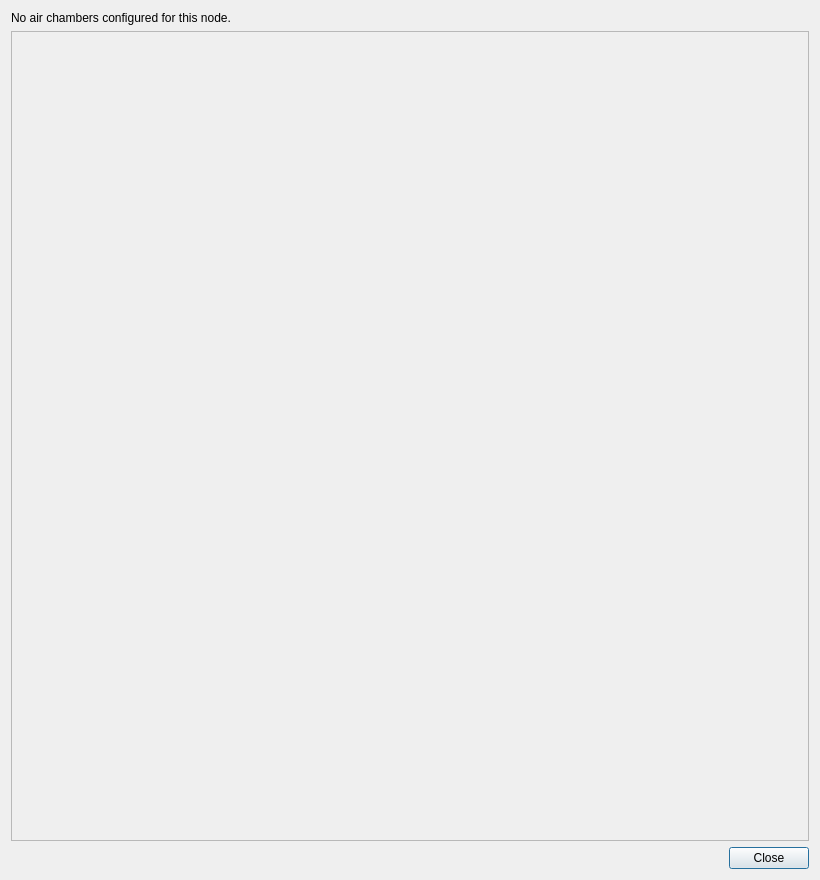
The window that src/gui/ui/test_actuators_dialog.ui (techandpeople/SoftEdIBO) describes before a commit, drawn with Qt 5.
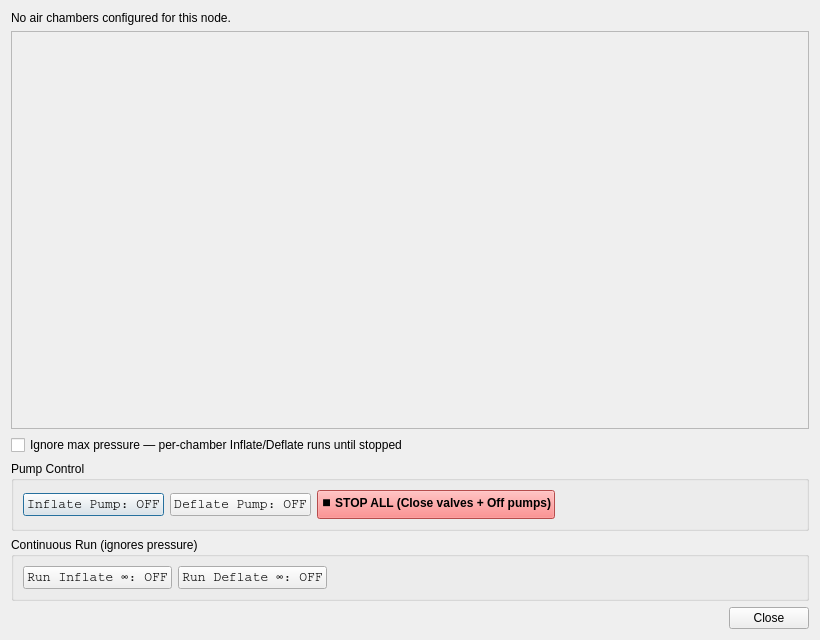
The same window after the commit.

```diff
--- a/src/gui/ui/test_actuators_dialog.ui
+++ b/src/gui/ui/test_actuators_dialog.ui
@@ -3,14 +3,22 @@
  <class>TestActuatorsDialog</class>
  <widget class="QDialog" name="TestActuatorsDialog">
   <property name="geometry">
-   <rect><x>0</x><y>0</y><width>820</width><height>880</height></rect>
+   <rect><x>0</x><y>0</y><width>820</width><height>640</height></rect>
   </property>
   <property name="windowTitle"><string>Test Actuators</string></property>
   <property name="minimumSize">
-   <size><width>600</width><height>620</height></size>
+   <size><width>600</width><height>560</height></size>
   </property>
   <layout class="QVBoxLayout" name="verticalLayout">
    <item>
+    <!-- The left column holds an Expanding scroll area, so the QHBoxLayout gives
+         it the extra horizontal space and the right (sensor) column keeps its
+         natural width — no explicit stretch factor needed. -->
+    <layout class="QHBoxLayout" name="content_row">
+     <item>
+      <!-- Left column: chambers + actuator controls (grows to fill width). -->
+      <layout class="QVBoxLayout" name="left_col">
+       <item>
     <widget class="QLabel" name="no_chambers_label">
      <property name="text"><string>No air chambers configured for this node.</string></property>
      <property name="visible"><bool>false</bool></property>
@@ -34,6 +42,96 @@
       <layout class="QVBoxLayout" name="chambers_vbox"/>
      </widget>
     </widget>
+       </item>
+       <item>
+        <widget class="QCheckBox" name="cont_cb">
+         <property name="text"><string>Ignore max pressure — per-chamber Inflate/Deflate runs until stopped</string></property>
+         <property name="visible"><bool>false</bool></property>
+         <property name="whatsThis"><string>While checked, a chamber's Inflate or Deflate button toggles a continuous run of that one chamber: it opens the matching valve and drives the pump, ignoring the configured max/min pressure, until you press the button (now ⏹ Stop) again. While unchecked, those buttons do a one-shot fill toward the configured max/min.</string></property>
+        </widget>
+       </item>
+       <!-- The LED ring tester(s) are inserted here at runtime (before pump_group)
+            because their count/size is only known from the node config. -->
+       <item>
+        <widget class="QGroupBox" name="pump_group">
+         <property name="title"><string>Pump Control</string></property>
+         <layout class="QHBoxLayout" name="pump_layout">
+          <item>
+           <widget class="QPushButton" name="pump_inf_btn">
+            <property name="maximumSize"><size><width>160</width><height>16777215</height></size></property>
+            <property name="styleSheet"><string notr="true">font-family: Courier; font-size: 10pt;</string></property>
+            <property name="text"><string>Inflate Pump: OFF</string></property>
+            <property name="whatsThis"><string>Toggle the inflate pump on/off directly (bench test). The firmware auto-closes a manually driven pump after ~5 s unless the dialog keeps re-asserting it, so it stops on its own if the link drops.</string></property>
+           </widget>
+          </item>
+          <item>
+           <widget class="QPushButton" name="pump_def_btn">
+            <property name="maximumSize"><size><width>160</width><height>16777215</height></size></property>
+            <property name="styleSheet"><string notr="true">font-family: Courier; font-size: 10pt;</string></property>
+            <property name="text"><string>Deflate Pump: OFF</string></property>
+            <property name="whatsThis"><string>Toggle the deflate pump on/off directly (bench test). The firmware auto-closes a manually driven pump after ~5 s unless the dialog keeps re-asserting it, so it stops on its own if the link drops.</string></property>
+           </widget>
+          </item>
+          <item>
+           <widget class="QPushButton" name="stop_all_btn">
+            <property name="styleSheet"><string notr="true">background-color: #FF6B6B; font-weight: bold;</string></property>
+            <property name="text"><string>⏹ STOP ALL (Close valves + Off pumps)</string></property>
+            <property name="whatsThis"><string>Cut both pumps, close every valve, clear manual overrides and reset every chamber to idle, then LATCH the node off. The node stays off until the next actuation re-arms it, so a single delivered stop frame holds even if a later frame drops.</string></property>
+           </widget>
+          </item>
+          <item>
+           <spacer name="pump_spacer">
+            <property name="orientation"><enum>Qt::Horizontal</enum></property>
+            <property name="sizeHint" stdset="0"><size><width>40</width><height>20</height></size></property>
+           </spacer>
+          </item>
+         </layout>
+        </widget>
+       </item>
+       <item>
+        <widget class="QGroupBox" name="run_group">
+         <property name="title"><string>Continuous Run (ignores pressure)</string></property>
+         <property name="whatsThis"><string>Drive one pump and all of its valves wide open indefinitely, ignoring the pressure reading and the firmware dead-man timeout. Use this to check pump/valve wiring when the pressure sensor reads wrong. Press the active button again, STOP ALL, or close the dialog to stop.</string></property>
+         <layout class="QHBoxLayout" name="run_layout">
+          <item>
+           <widget class="QPushButton" name="run_inf_btn">
+            <property name="styleSheet"><string notr="true">font-family: Courier; font-size: 10pt;</string></property>
+            <property name="text"><string>Run Inflate ∞: OFF</string></property>
+            <property name="whatsThis"><string>Turn the inflate pump on and open every inflate valve, and keep them on until stopped. Ignores pressure limits.</string></property>
+           </widget>
+          </item>
+          <item>
+           <widget class="QPushButton" name="run_def_btn">
+            <property name="styleSheet"><string notr="true">font-family: Courier; font-size: 10pt;</string></property>
+            <property name="text"><string>Run Deflate ∞: OFF</string></property>
+            <property name="whatsThis"><string>Turn the deflate pump on and open every deflate valve, and keep them on until stopped. Ignores pressure limits.</string></property>
+           </widget>
+          </item>
+          <item>
+           <spacer name="run_spacer">
+            <property name="orientation"><enum>Qt::Horizontal</enum></property>
+            <property name="sizeHint" stdset="0"><size><width>40</width><height>20</height></size></property>
+           </spacer>
+          </item>
+         </layout>
+        </widget>
+       </item>
+      </layout>
+     </item>
+     <item>
+      <!-- Right column: the touch/magnet sensor tester is inserted here at
+           runtime (its sensor count is only known from the first magnet frame).
+           Empty and near-zero width until then; the spacer pins it to the top. -->
+      <layout class="QVBoxLayout" name="right_col">
+       <item>
+        <spacer name="right_col_spacer">
+         <property name="orientation"><enum>Qt::Vertical</enum></property>
+         <property name="sizeHint" stdset="0"><size><width>0</width><height>20</height></size></property>
+        </spacer>
+       </item>
+      </layout>
+     </item>
+    </layout>
    </item>
    <item>
     <layout class="QHBoxLayout" name="close_row">
```
Lines whose indentation alone changed are shown as unchanged.
